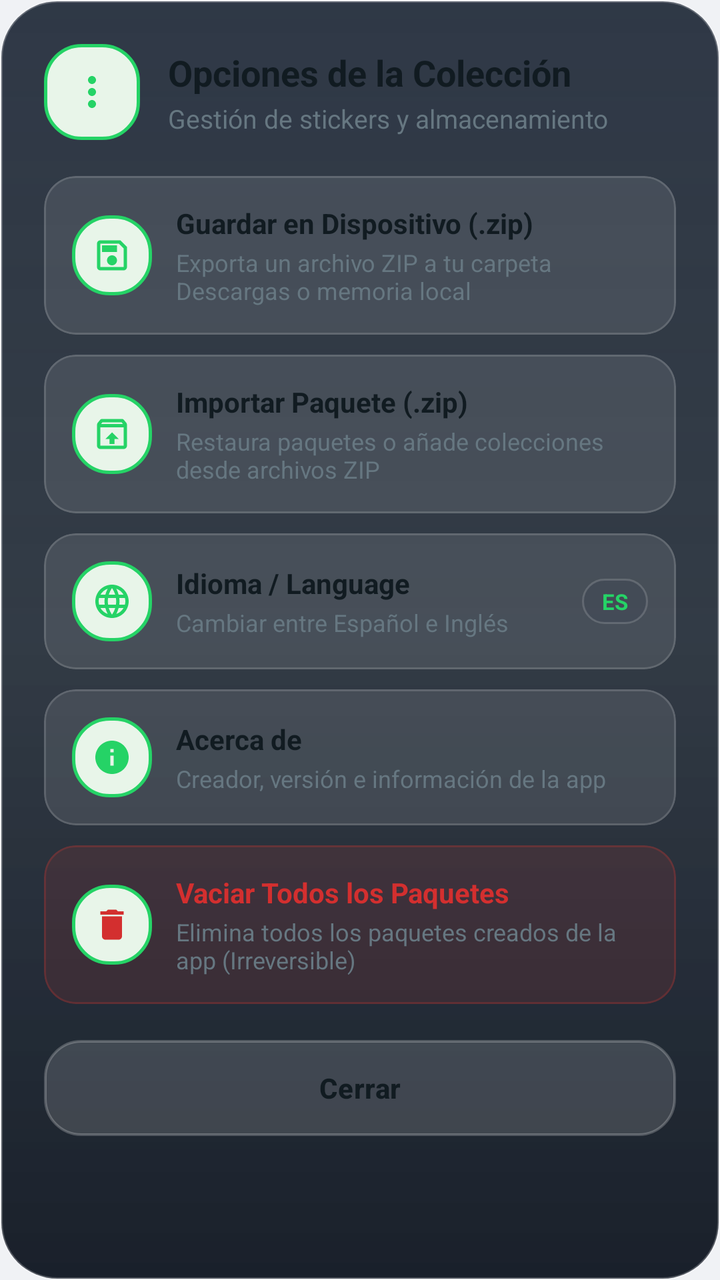
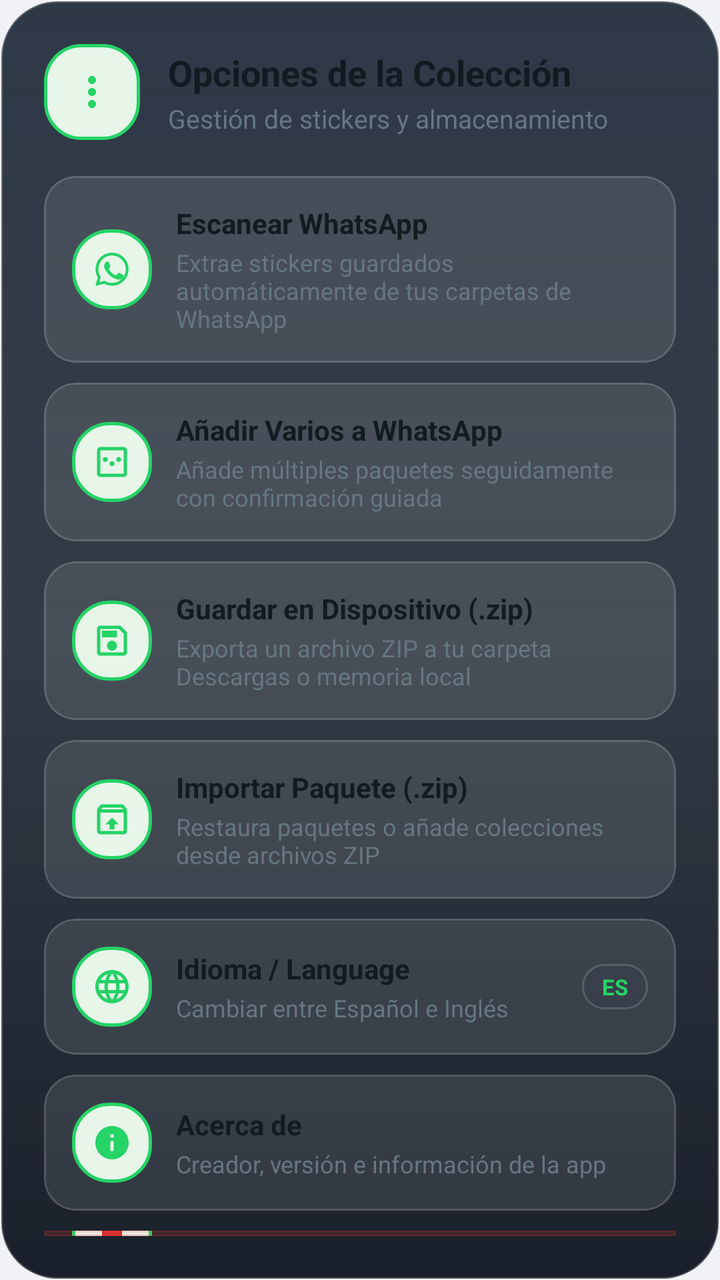

Compare the two renders of this Android layout. The source of the first and the diff that turns it into the second are given below.
<!-- AndroidManifest.xml: application theme Theme.WhatsAppStickerMaker -->
<!-- res/layout/dialog_main_more_options.xml -->
<?xml version="1.0" encoding="utf-8"?>
<LinearLayout xmlns:android="http://schemas.android.com/apk/res/android"
    xmlns:app="http://schemas.android.com/apk/res-auto"
    android:layout_width="match_parent"
    android:layout_height="wrap_content"
    android:background="@drawable/bg_liquid_glass_dialog"
    android:orientation="vertical"
    android:padding="22dp">

    
    <LinearLayout
        android:layout_width="match_parent"
        android:layout_height="wrap_content"
        android:gravity="center_vertical"
        android:orientation="horizontal">

        <FrameLayout
            android:layout_width="48dp"
            android:layout_height="48dp"
            android:background="@drawable/bg_dialog_icon_squircle">

            <ImageView
                android:layout_width="24dp"
                android:layout_height="24dp"
                android:layout_gravity="center"
                android:contentDescription="@null"
                android:src="@drawable/ic_more_vert"
                app:tint="@color/accent_whatsapp" />

        </FrameLayout>

        <LinearLayout
            android:layout_width="0dp"
            android:layout_height="wrap_content"
            android:layout_marginStart="14dp"
            android:layout_weight="1"
            android:orientation="vertical">

            <TextView
                android:layout_width="wrap_content"
                android:layout_height="wrap_content"
                android:text="@string/options_title"
                android:textColor="@color/text_primary"
                android:textSize="18sp"
                android:textStyle="bold" />

            <TextView
                android:layout_width="wrap_content"
                android:layout_height="wrap_content"
                android:layout_marginTop="2dp"
                android:text="@string/options_subtitle"
                android:textColor="@color/text_secondary"
                android:textSize="13sp" />

        </LinearLayout>

    </LinearLayout>

    
    <LinearLayout
        android:layout_width="match_parent"
        android:layout_height="wrap_content"
        android:layout_marginTop="18dp"
        android:orientation="vertical">

        
        <com.google.android.material.card.MaterialCardView
            android:id="@+id/cardOptionSaveZip"
            android:layout_width="match_parent"
            android:layout_height="wrap_content"
            android:clickable="true"
            android:focusable="true"
            app:cardBackgroundColor="#1AFFFFFF"
            app:cardCornerRadius="16dp"
            app:cardElevation="0dp"
            app:strokeColor="#25FFFFFF"
            app:strokeWidth="1dp">

            <LinearLayout
                android:layout_width="match_parent"
                android:layout_height="wrap_content"
                android:gravity="center_vertical"
                android:orientation="horizontal"
                android:padding="14dp">

                <FrameLayout
                    android:layout_width="40dp"
                    android:layout_height="40dp"
                    android:background="@drawable/bg_dialog_icon_squircle">

                    <ImageView
                        android:layout_width="20dp"
                        android:layout_height="20dp"
                        android:layout_gravity="center"
                        android:contentDescription="@null"
                        android:src="@drawable/ic_save"
                        app:tint="@color/accent_whatsapp" />

                </FrameLayout>

                <LinearLayout
                    android:layout_width="0dp"
                    android:layout_height="wrap_content"
                    android:layout_marginStart="12dp"
                    android:layout_weight="1"
                    android:orientation="vertical">

                    <TextView
                        android:layout_width="wrap_content"
                        android:layout_height="wrap_content"
                        android:text="@string/option_save_zip"
                        android:textColor="@color/text_primary"
                        android:textSize="14sp"
                        android:textStyle="bold" />

                    <TextView
                        android:layout_width="wrap_content"
                        android:layout_height="wrap_content"
                        android:layout_marginTop="2dp"
                        android:text="@string/option_save_zip_desc"
                        android:textColor="@color/text_secondary"
                        android:textSize="12sp" />

                </LinearLayout>

            </LinearLayout>

        </com.google.android.material.card.MaterialCardView>

        
        <com.google.android.material.card.MaterialCardView
            android:id="@+id/cardOptionImportZip"
            android:layout_width="match_parent"
            android:layout_height="wrap_content"
            android:layout_marginTop="10dp"
            android:clickable="true"
            android:focusable="true"
            app:cardBackgroundColor="#1AFFFFFF"
            app:cardCornerRadius="16dp"
            app:cardElevation="0dp"
            app:strokeColor="#25FFFFFF"
            app:strokeWidth="1dp">

            <LinearLayout
                android:layout_width="match_parent"
                android:layout_height="wrap_content"
                android:gravity="center_vertical"
                android:orientation="horizontal"
                android:padding="14dp">

                <FrameLayout
                    android:layout_width="40dp"
                    android:layout_height="40dp"
                    android:background="@drawable/bg_dialog_icon_squircle">

                    <ImageView
                        android:layout_width="20dp"
                        android:layout_height="20dp"
                        android:layout_gravity="center"
                        android:contentDescription="@null"
                        android:src="@drawable/ic_archive"
                        app:tint="@color/accent_whatsapp" />

                </FrameLayout>

                <LinearLayout
                    android:layout_width="0dp"
                    android:layout_height="wrap_content"
                    android:layout_marginStart="12dp"
                    android:layout_weight="1"
                    android:orientation="vertical">

                    <TextView
                        android:layout_width="wrap_content"
                        android:layout_height="wrap_content"
                        android:text="@string/option_import_zip"
                        android:textColor="@color/text_primary"
                        android:textSize="14sp"
                        android:textStyle="bold" />

                    <TextView
                        android:layout_width="wrap_content"
                        android:layout_height="wrap_content"
                        android:layout_marginTop="2dp"
                        android:text="@string/option_import_zip_desc"
                        android:textColor="@color/text_secondary"
                        android:textSize="12sp" />

                </LinearLayout>

            </LinearLayout>

        </com.google.android.material.card.MaterialCardView>

        
        <com.google.android.material.card.MaterialCardView
            android:id="@+id/cardOptionLanguage"
            android:layout_width="match_parent"
            android:layout_height="wrap_content"
            android:layout_marginTop="10dp"
            android:clickable="true"
            android:focusable="true"
            app:cardBackgroundColor="#1AFFFFFF"
            app:cardCornerRadius="16dp"
            app:cardElevation="0dp"
            app:strokeColor="#25FFFFFF"
            app:strokeWidth="1dp">

            <LinearLayout
                android:layout_width="match_parent"
                android:layout_height="wrap_content"
                android:gravity="center_vertical"
                android:orientation="horizontal"
                android:padding="14dp">

                <FrameLayout
                    android:layout_width="40dp"
                    android:layout_height="40dp"
                    android:background="@drawable/bg_dialog_icon_squircle">

                    <ImageView
                        android:layout_width="20dp"
                        android:layout_height="20dp"
                        android:layout_gravity="center"
                        android:contentDescription="@null"
                        android:src="@drawable/ic_language"
                        app:tint="@color/accent_whatsapp" />

                </FrameLayout>

                <LinearLayout
                    android:layout_width="0dp"
                    android:layout_height="wrap_content"
                    android:layout_marginStart="12dp"
                    android:layout_weight="1"
                    android:orientation="vertical">

                    <TextView
                        android:layout_width="wrap_content"
                        android:layout_height="wrap_content"
                        android:text="@string/option_language"
                        android:textColor="@color/text_primary"
                        android:textSize="14sp"
                        android:textStyle="bold" />

                    <TextView
                        android:id="@+id/tvCurrentLanguage"
                        android:layout_width="wrap_content"
                        android:layout_height="wrap_content"
                        android:layout_marginTop="2dp"
                        android:text="@string/option_language_desc"
                        android:textColor="@color/text_secondary"
                        android:textSize="12sp" />

                </LinearLayout>

                <TextView
                    android:id="@+id/tvLanguageBadge"
                    android:layout_width="wrap_content"
                    android:layout_height="wrap_content"
                    android:background="@drawable/bg_liquid_glass_banner"
                    android:paddingHorizontal="10dp"
                    android:paddingVertical="4dp"
                    android:text="ES"
                    android:textColor="@color/accent_whatsapp"
                    android:textSize="11sp"
                    android:textStyle="bold" />

            </LinearLayout>

        </com.google.android.material.card.MaterialCardView>

        
        <com.google.android.material.card.MaterialCardView
            android:id="@+id/cardOptionAbout"
            android:layout_width="match_parent"
            android:layout_height="wrap_content"
            android:layout_marginTop="10dp"
            android:clickable="true"
            android:focusable="true"
            app:cardBackgroundColor="#1AFFFFFF"
            app:cardCornerRadius="16dp"
            app:cardElevation="0dp"
            app:strokeColor="#25FFFFFF"
            app:strokeWidth="1dp">

            <LinearLayout
                android:layout_width="match_parent"
                android:layout_height="wrap_content"
                android:gravity="center_vertical"
                android:orientation="horizontal"
                android:padding="14dp">

                <FrameLayout
                    android:layout_width="40dp"
                    android:layout_height="40dp"
                    android:background="@drawable/bg_dialog_icon_squircle">

                    <ImageView
                        android:layout_width="20dp"
                        android:layout_height="20dp"
                        android:layout_gravity="center"
                        android:contentDescription="@null"
                        android:src="@drawable/ic_info"
                        app:tint="@color/accent_whatsapp" />

                </FrameLayout>

                <LinearLayout
                    android:layout_width="0dp"
                    android:layout_height="wrap_content"
                    android:layout_marginStart="12dp"
                    android:layout_weight="1"
                    android:orientation="vertical">

                    <TextView
                        android:layout_width="wrap_content"
                        android:layout_height="wrap_content"
                        android:text="@string/option_about"
                        android:textColor="@color/text_primary"
                        android:textSize="14sp"
                        android:textStyle="bold" />

                    <TextView
                        android:layout_width="wrap_content"
                        android:layout_height="wrap_content"
                        android:layout_marginTop="2dp"
                        android:text="@string/option_about_desc"
                        android:textColor="@color/text_secondary"
                        android:textSize="12sp" />

                </LinearLayout>

            </LinearLayout>

        </com.google.android.material.card.MaterialCardView>

        
        <com.google.android.material.card.MaterialCardView
            android:id="@+id/cardOptionDeleteAll"
            android:layout_width="match_parent"
            android:layout_height="wrap_content"
            android:layout_marginTop="10dp"
            android:clickable="true"
            android:focusable="true"
            app:cardBackgroundColor="#1AFF3B30"
            app:cardCornerRadius="16dp"
            app:cardElevation="0dp"
            app:strokeColor="#33FF3B30"
            app:strokeWidth="1dp">

            <LinearLayout
                android:layout_width="match_parent"
                android:layout_height="wrap_content"
                android:gravity="center_vertical"
                android:orientation="horizontal"
                android:padding="14dp">

                <FrameLayout
                    android:layout_width="40dp"
                    android:layout_height="40dp"
                    android:background="@drawable/bg_dialog_icon_squircle">

                    <ImageView
                        android:layout_width="20dp"
                        android:layout_height="20dp"
                        android:layout_gravity="center"
                        android:contentDescription="@null"
                        android:src="@drawable/ic_delete"
                        app:tint="@color/danger" />

                </FrameLayout>

                <LinearLayout
                    android:layout_width="0dp"
                    android:layout_height="wrap_content"
                    android:layout_marginStart="12dp"
                    android:layout_weight="1"
                    android:orientation="vertical">

                    <TextView
                        android:layout_width="wrap_content"
                        android:layout_height="wrap_content"
                        android:text="@string/option_delete_all"
                        android:textColor="@color/danger"
                        android:textSize="14sp"
                        android:textStyle="bold" />

                    <TextView
                        android:layout_width="wrap_content"
                        android:layout_height="wrap_content"
                        android:layout_marginTop="2dp"
                        android:text="@string/option_delete_all_desc"
                        android:textColor="@color/text_secondary"
                        android:textSize="12sp" />

                </LinearLayout>

            </LinearLayout>

        </com.google.android.material.card.MaterialCardView>

    </LinearLayout>

    
    <com.google.android.material.button.MaterialButton
        android:id="@+id/btnCloseOptions"
        android:layout_width="match_parent"
        android:layout_height="wrap_content"
        android:layout_marginTop="18dp"
        android:background="@drawable/bg_liquid_glass_button_secondary"
        android:paddingVertical="10dp"
        android:text="@string/close"
        android:textColor="@color/text_primary"
        android:textSize="14sp"
        android:textStyle="bold"
        app:backgroundTint="@null"
        app:cornerRadius="16dp" />

</LinearLayout>
<!-- resources referenced by this layout -->
<resources>
  <color name="accent_whatsapp">#25D366</color>
  <color name="danger">#D32F2F</color>
  <color name="text_primary">#111B21</color>
  <color name="text_secondary">#667781</color>
  <string name="close">Cerrar</string>
  <string name="option_about">Acerca de</string>
  <string name="option_about_desc">Creador, versión e información de la app</string>
  <string name="option_delete_all">Vaciar Todos los Paquetes</string>
  <string name="option_import_zip">Importar Paquete (.zip)</string>
  <string name="option_import_zip_desc">Restaura paquetes o añade colecciones desde archivos ZIP</string>
  <string name="option_language">Idioma / Language</string>
  <string name="option_language_desc">Cambiar entre Español e Inglés</string>
  <string name="option_save_zip">Guardar en Dispositivo (.zip)</string>
  <string name="option_save_zip_desc">Exporta un archivo ZIP a tu carpeta Descargas o memoria local</string>
  <string name="options_subtitle">Gestión de stickers y almacenamiento</string>
  <string name="options_title">Opciones de la Colección</string>
  <color name="tonal_green_bg">#E8F5E9</color>
  <color name="primary">#008069</color>
  <color name="primary_dark">#006954</color>
  <color name="white">#FFFFFF</color>
  <color name="background_light">#F0F2F5</color>
  <color name="surface_light">#FFFFFF</color>
  <color name="card_stroke">#E2E8F0</color>
  <!-- unchanged entries left out for length: 14 -->
</resources>

<!-- the commit's change to res/layout/dialog_main_more_options.xml (unified diff, before → after) -->
@@ -65,9 +65,139 @@
 
         
         <com.google.android.material.card.MaterialCardView
+            android:id="@+id/cardOptionScanWhatsApp"
+            android:layout_width="match_parent"
+            android:layout_height="wrap_content"
+            android:clickable="true"
+            android:focusable="true"
+            app:cardBackgroundColor="#1AFFFFFF"
+            app:cardCornerRadius="16dp"
+            app:cardElevation="0dp"
+            app:strokeColor="#25FFFFFF"
+            app:strokeWidth="1dp">
+
+            <LinearLayout
+                android:layout_width="match_parent"
+                android:layout_height="wrap_content"
+                android:gravity="center_vertical"
+                android:orientation="horizontal"
+                android:padding="14dp">
+
+                <FrameLayout
+                    android:layout_width="40dp"
+                    android:layout_height="40dp"
+                    android:background="@drawable/bg_dialog_icon_squircle">
+
+                    <ImageView
+                        android:layout_width="20dp"
+                        android:layout_height="20dp"
+                        android:layout_gravity="center"
+                        android:contentDescription="@null"
+                        android:src="@drawable/ic_whatsapp"
+                        app:tint="@color/accent_whatsapp" />
+
+                </FrameLayout>
+
+                <LinearLayout
+                    android:layout_width="0dp"
+                    android:layout_height="wrap_content"
+                    android:layout_marginStart="12dp"
+                    android:layout_weight="1"
+                    android:orientation="vertical">
+
+                    <TextView
+                        android:layout_width="wrap_content"
+                        android:layout_height="wrap_content"
+                        android:text="@string/option_scan_whatsapp"
+                        android:textColor="@color/text_primary"
+                        android:textSize="14sp"
+                        android:textStyle="bold" />
+
+                    <TextView
+                        android:layout_width="wrap_content"
+                        android:layout_height="wrap_content"
+                        android:layout_marginTop="2dp"
+                        android:text="@string/option_scan_whatsapp_desc"
+                        android:textColor="@color/text_secondary"
+                        android:textSize="12sp" />
+
+                </LinearLayout>
+
+            </LinearLayout>
+
+        </com.google.android.material.card.MaterialCardView>
+
+        
+        <com.google.android.material.card.MaterialCardView
+            android:id="@+id/cardOptionAddMultipleWhatsApp"
+            android:layout_width="match_parent"
+            android:layout_height="wrap_content"
+            android:layout_marginTop="10dp"
+            android:clickable="true"
+            android:focusable="true"
+            app:cardBackgroundColor="#1AFFFFFF"
+            app:cardCornerRadius="16dp"
+            app:cardElevation="0dp"
+            app:strokeColor="#25FFFFFF"
+            app:strokeWidth="1dp">
+
+            <LinearLayout
+                android:layout_width="match_parent"
+                android:layout_height="wrap_content"
+                android:gravity="center_vertical"
+                android:orientation="horizontal"
+                android:padding="14dp">
+
+                <FrameLayout
+                    android:layout_width="40dp"
+                    android:layout_height="40dp"
+                    android:background="@drawable/bg_dialog_icon_squircle">
+
+                    <ImageView
+                        android:layout_width="20dp"
+                        android:layout_height="20dp"
+                        android:layout_gravity="center"
+                        android:contentDescription="@null"
+                        android:src="@drawable/ic_sticker_pack"
+                        app:tint="@color/accent_whatsapp" />
+
+                </FrameLayout>
+
+                <LinearLayout
+                    android:layout_width="0dp"
+                    android:layout_height="wrap_content"
+                    android:layout_marginStart="12dp"
+                    android:layout_weight="1"
+                    android:orientation="vertical">
+
+                    <TextView
+                        android:layout_width="wrap_content"
+                        android:layout_height="wrap_content"
+                        android:text="@string/option_add_multiple"
+                        android:textColor="@color/text_primary"
+                        android:textSize="14sp"
+                        android:textStyle="bold" />
+
+                    <TextView
+                        android:layout_width="wrap_content"
+                        android:layout_height="wrap_content"
+                        android:layout_marginTop="2dp"
+                        android:text="@string/option_add_multiple_desc"
+                        android:textColor="@color/text_secondary"
+                        android:textSize="12sp" />
+
+                </LinearLayout>
+
+            </LinearLayout>
+
+        </com.google.android.material.card.MaterialCardView>
+
+        
+        <com.google.android.material.card.MaterialCardView
             android:id="@+id/cardOptionSaveZip"
             android:layout_width="match_parent"
             android:layout_height="wrap_content"
+            android:layout_marginTop="10dp"
             android:clickable="true"
             android:focusable="true"
             app:cardBackgroundColor="#1AFFFFFF"
<!-- resource entries referenced after the edit -->
@@ -4,9 +4,31 @@
   <color name="danger">#D32F2F</color>
   <color name="text_primary">#111B21</color>
   <color name="text_secondary">#667781</color>
+  <!-- drawable ic_sticker_pack (drawable) -->
+  <vector xmlns:android="http://schemas.android.com/apk/res/android"
+      android:width="24dp"
+      android:height="24dp"
+      android:viewportWidth="24"
+      android:viewportHeight="24">
+      <path
+          android:fillColor="#128C7E"
+          android:pathData="M19,3H5c-1.1,0 -2,0.9 -2,2v14c0,1.1 0.9,2 2,2h14c1.1,0 2,-0.9 2,-2V5c0,-1.1 -0.9,-2 -2,-2zM19,19H5V5h14v14zM13.5,13c0,-0.83 -0.67,-1.5 -1.5,-1.5s-1.5,0.67 -1.5,1.5 0.67,1.5 1.5,1.5 1.5,-0.67 1.5,-1.5zM17.5,10.5c0,-0.83 -0.67,-1.5 -1.5,-1.5s-1.5,0.67 -1.5,1.5 0.67,1.5 1.5,1.5 1.5,-0.67 1.5,-1.5zM9.5,10.5c0,-0.83 -0.67,-1.5 -1.5,-1.5s-1.5,0.67 -1.5,1.5 0.67,1.5 1.5,1.5 1.5,-0.67 1.5,-1.5z" />
+  </vector>
+  <!-- drawable ic_whatsapp (drawable) -->
+  <vector xmlns:android="http://schemas.android.com/apk/res/android"
+      android:width="24dp"
+      android:height="24dp"
+      android:viewportWidth="24"
+      android:viewportHeight="24">
+      <path
+          android:fillColor="#FFFFFFFF"
+          android:pathData="M12.04,2C6.58,2 2.13,6.45 2.13,11.91C2.13,13.66 2.59,15.36 3.45,16.86L2.05,22L7.3,20.62C8.75,21.41 10.38,21.83 12.04,21.83C17.5,21.83 21.95,17.38 21.95,11.92C21.95,9.27 20.92,6.78 19.05,4.91C17.18,3.03 14.69,2 12.04,2M12.05,3.67C14.25,3.67 16.31,4.53 17.87,6.09C19.42,7.65 20.28,9.72 20.28,11.92C20.28,16.46 16.58,20.15 12.04,20.15C10.56,20.15 9.11,19.76 7.85,19.01L7.55,18.83L4.43,19.65L5.26,16.61L5.06,16.29C4.24,14.99 3.81,13.47 3.81,11.91C3.81,7.37 7.5,3.67 12.05,3.67M9.04,7.38C8.85,7.38 8.54,7.45 8.28,7.74C8.02,8.03 7.28,8.72 7.28,10.13C7.28,11.54 8.31,12.9 8.45,13.09C8.59,13.28 10.45,16.14 13.3,17.37C15.68,18.39 16.16,18.19 16.68,18.14C17.2,18.09 18.35,17.46 18.59,16.78C18.83,16.11 18.83,15.53 18.76,15.41C18.69,15.29 18.5,15.22 18.21,15.08C17.92,14.94 16.5,14.24 16.24,14.15C15.98,14.05 15.79,14 15.6,14.29C15.41,14.58 14.86,15.22 14.7,15.41C14.53,15.61 14.37,15.63 14.08,15.48C13.79,15.34 12.86,15.03 11.75,14.04C10.89,13.27 10.31,12.32 10.14,12.03C9.98,11.74 10.12,11.58 10.27,11.44C10.4,11.31 10.56,11.1 10.7,10.93C10.84,10.77 10.89,10.65 10.99,10.45C11.08,10.26 11.03,10.09 10.96,9.95C10.89,9.8 10.31,8.37 10.07,7.79C9.84,7.22 9.6,7.3 9.42,7.3C9.25,7.29 9.04,7.38 9.04,7.38Z" />
+  </vector>
   <string name="close">Cerrar</string>
   <string name="option_about">Acerca de</string>
   <string name="option_about_desc">Creador, versión e información de la app</string>
+  <string name="option_add_multiple">Añadir Varios a WhatsApp</string>
+  <string name="option_add_multiple_desc">Añade múltiples paquetes seguidamente con confirmación guiada</string>
   <string name="option_delete_all">Vaciar Todos los Paquetes</string>
   <string name="option_import_zip">Importar Paquete (.zip)</string>
   <string name="option_import_zip_desc">Restaura paquetes o añade colecciones desde archivos ZIP</string>
@@ -14,6 +36,8 @@
   <string name="option_language_desc">Cambiar entre Español e Inglés</string>
   <string name="option_save_zip">Guardar en Dispositivo (.zip)</string>
   <string name="option_save_zip_desc">Exporta un archivo ZIP a tu carpeta Descargas o memoria local</string>
+  <string name="option_scan_whatsapp">Escanear WhatsApp</string>
+  <string name="option_scan_whatsapp_desc">Extrae stickers guardados automáticamente de tus carpetas de WhatsApp</string>
   <string name="options_subtitle">Gestión de stickers y almacenamiento</string>
   <string name="options_title">Opciones de la Colección</string>
   <color name="tonal_green_bg">#E8F5E9</color>
